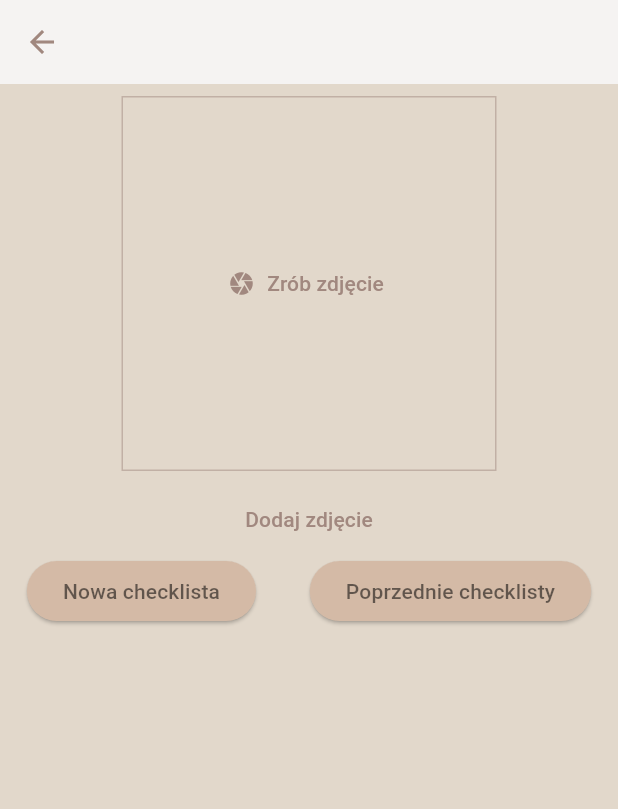
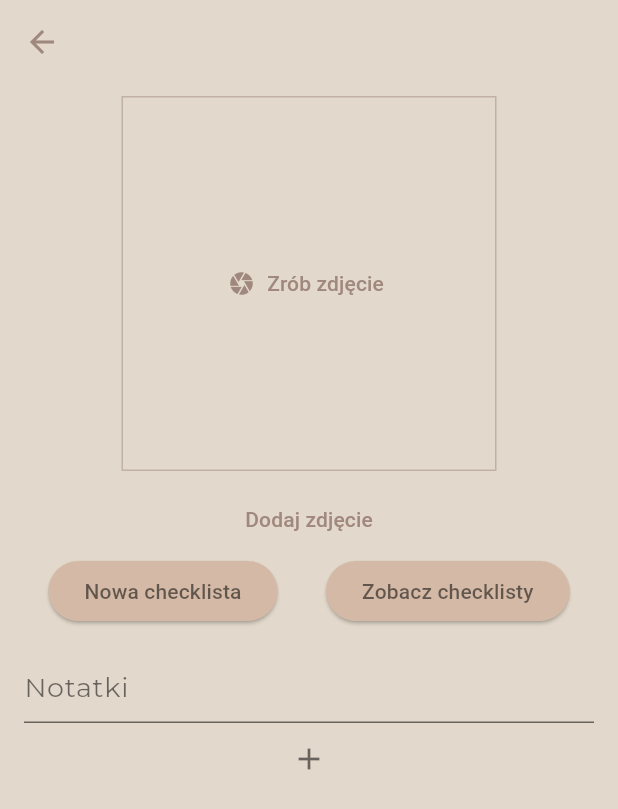
Before and after one commit to agata-miko/ule, a Flutter app: the HiveScreen screen opened directly with empty values, on a phone screen of 412 x 824 dp. Shown: the top 809 px of the screen. Run offline on Flutter 3.47's test engine with Material 3 defaults, Android fonts, the phone set to English and light mode, and no system bars; our stand-ins replace flutter_riverpod, google_fonts, image_picker, sqflite; accounts and stored records are empty.

Commit message:
note functionality added

```diff
--- a/lib/models/hive.dart
+++ b/lib/models/hive.dart
@@ -20,14 +20,14 @@ class Hive {
       'hiveId': hiveId,
       'hiveName': hiveName,
       'photoPath': photo?.path,
-      'notes': notes,
+      'note': notes,
     };
   }
     factory Hive.fromJson(Map<String, dynamic> json) => Hive(
         hiveId: json['hiveId'],
         hiveName: json['hiveName'],
         photo: json['photoPath'] != null ? File(json['photoPath']) : null,
-        notes: json['notes'],
+        notes: json['note'],
     );
 
 }
--- a/lib/models/note.dart
+++ b/lib/models/note.dart
@@ -1,35 +1,55 @@
 import 'package:flutter/material.dart';
+import 'package:flutter_riverpod/flutter_riverpod.dart';
+import 'package:pszczoly_v3/providers/hive_list_provider.dart';
 
-class NoteEditor extends StatefulWidget {
-  const NoteEditor({super.key, required this.initialValue});
+class NoteEditor extends ConsumerStatefulWidget {
+  const NoteEditor({super.key, required this.hiveId});
 
-  final String initialValue;
+  final String hiveId;
 
   @override
   NoteEditorState createState() => NoteEditorState();
 }
 
-class NoteEditorState extends State<NoteEditor> {
-  late TextEditingController _textEditingController = TextEditingController();
-  bool isEditing = false;
+class NoteEditorState extends ConsumerState<NoteEditor> {
+  late final TextEditingController _textEditingController =
+      TextEditingController();
+
+  Future<void> _loadNoteFromTheDatabase() async {
+    final String note =
+        await ref.read(databaseProvider).getHiveNote(widget.hiveId);
+    setState(() {
+      _textEditingController.text = note;
+    });
+  }
+
+  Future<void> _saveNoteToTheDatabase() async {
+    final String newNote = _textEditingController.text;
+    ref.read(databaseProvider).updateHiveNote(widget.hiveId, newNote);
+  }
 
   @override
   void initState() {
     super.initState();
-    _textEditingController = TextEditingController(text: widget.initialValue);
+    _loadNoteFromTheDatabase();
   }
 
   @override
   Widget build(BuildContext context) {
     return Container(
       padding: const EdgeInsets.all(16.0),
-      child: TextField(
-        controller: _textEditingController,
-        maxLines: null,
-        decoration: const InputDecoration(
-          hintText: 'Notatki',
-          border: OutlineInputBorder(),
-        ),
+      child: Column(
+        children: [
+          TextField(
+            controller: _textEditingController,
+            textAlign: TextAlign.justify,
+            decoration: const InputDecoration(
+              border: UnderlineInputBorder(),
+            ),
+          ),
+          IconButton(
+              onPressed: _saveNoteToTheDatabase, icon: const Icon(Icons.add)),
+        ],
       ),
     );
   }
--- a/lib/screens/hive_screen.dart
+++ b/lib/screens/hive_screen.dart
@@ -1,6 +1,7 @@
 import 'dart:io';
 import 'package:flutter/material.dart';
 import 'package:flutter_riverpod/flutter_riverpod.dart';
+import 'package:pszczoly_v3/models/note.dart';
 import 'package:pszczoly_v3/screens/checklist_screen.dart';
 import 'package:pszczoly_v3/screens/checklists_list_screen.dart';
 import 'package:pszczoly_v3/widgets/image_input.dart';
@@ -64,10 +65,10 @@ class _HiveScreenState extends ConsumerState<HiveScreen> {
                     child: const Text('Dodaj zdjęcie'),
                   )
                 : const SizedBox(
-                    height: 20,
+                    height: 10,
                   ),
             Row(
-              mainAxisAlignment: MainAxisAlignment.spaceAround,
+              mainAxisAlignment: MainAxisAlignment.spaceEvenly,
               children: [
                 ElevatedButton(
                   onPressed: () {
@@ -88,13 +89,11 @@ class _HiveScreenState extends ConsumerState<HiveScreen> {
                           builder: (ctx) => ChecklistListScreen()),
                     );
                   },
-                  child: const Text('Poprzednie checklisty'),
+                  child: const Text('Zobacz checklisty'),
                 ),
               ],
             ),
-            const SizedBox(
-              height: 20,
-            ),
+            NoteEditor(hiveId: widget.hiveId,),
             // const NoteEditor(),
           ],
         ),
--- a/lib/screens/welcome_screen.dart
+++ b/lib/screens/welcome_screen.dart
@@ -26,7 +26,7 @@ class WelcomeScreen extends ConsumerWidget {
                 mainAxisAlignment: MainAxisAlignment.center,
                 crossAxisAlignment: CrossAxisAlignment.center,
                 children: [
-                  SizedBox(
+                  const SizedBox(
                     height: 300,
                   ),
                   // const SizedBox(height: 20),
--- a/lib/theme/app_theme_2.dart
+++ b/lib/theme/app_theme_2.dart
@@ -18,15 +18,14 @@ ThemeData lightTheme = ThemeData(
       fontSize: 32,
       color: const Color(0xFFA1887F),
     ),
-    color: Colors.white,
+    color: Colors.transparent,
     iconTheme: const IconThemeData(color: Color(0xFFA1887F)),
-    elevation: 5,
     centerTitle: true,
   ),
 
   elevatedButtonTheme: ElevatedButtonThemeData(
     style: ButtonStyle(
-      backgroundColor: MaterialStateProperty.all(const Color(0xFFD4BAA6)), // Beige for buttons
+      backgroundColor: MaterialStateProperty.all(const Color(0xFFD4BAA6)),
       foregroundColor: MaterialStateProperty.all(Colors.black54),
     ),
   ),
@@ -35,8 +34,8 @@ ThemeData lightTheme = ThemeData(
     primaryContainer: Colors.white,
     secondaryContainer: Colors.white,
     background: Colors.white,
-    primary: Color(0xFFA1887F), // Warmer brownish color as the primary color
-    secondary: Color(0xFFD4BAA6), // Beige as the secondary color
+    primary: Color(0xFFA1887F),
+    secondary: Color(0xFFD4BAA6),
     brightness: Brightness.light,
     error: Colors.red,
     onBackground: Colors.black54,
@@ -44,6 +43,6 @@ ThemeData lightTheme = ThemeData(
     onPrimary: Colors.black54,
     onSecondary: Colors.black54,
     onSurface: Colors.black54,
-    surface: Color(0xFFE2D8CB), // Lighter beige surface color
+    surface: Color(0xFFE2D8CB),
   ),
 );
```
Also changed, not shown: lib/screens/hives_list_screen.dart (+9 -5 lines), lib/services/database_helper.dart (+27 -1 lines).
